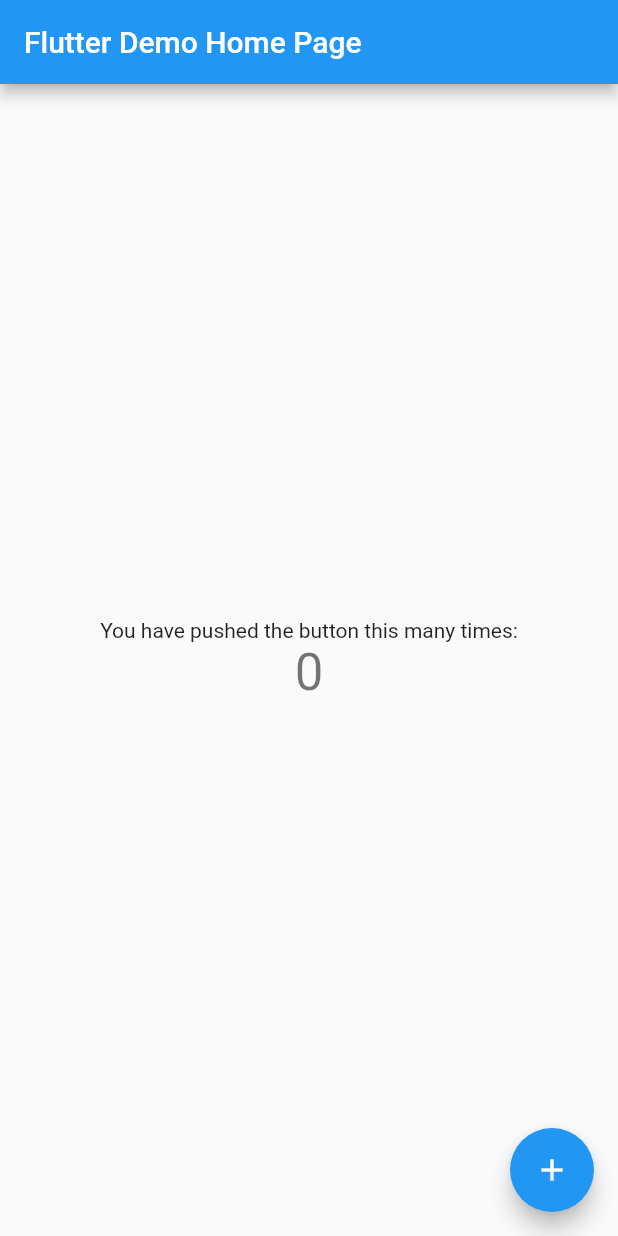
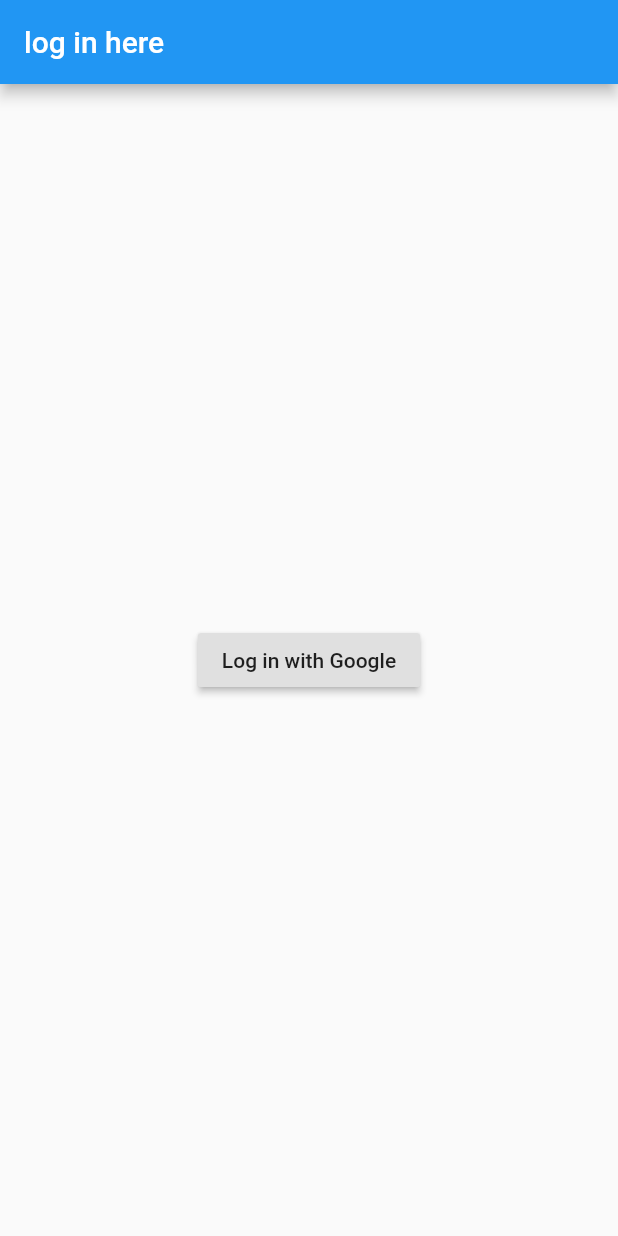
Before and after one commit to dave/cfag, a Flutter app: the screen it shows after launch, on a phone screen of 412 x 824 dp. Run offline on Flutter 3.47's test engine with Material 2 defaults, Android fonts, the phone set to English and light mode, and no system bars; our stand-ins replace google_sign_in, googleapis_auth; missing offline and left inert: googleapis.

Commit message:
Google login and read data from sheet

```diff
--- a/lib/main.dart
+++ b/lib/main.dart
@@ -1,111 +1,31 @@
+import 'package:cfag/pages/auth_page.dart';
+import 'package:cfag/pages/list_page.dart';
 import 'package:flutter/material.dart';
+import 'package:google_sign_in/google_sign_in.dart';
 
-void main() => runApp(MyApp());
+void main() => runApp(CfagApp());
 
-class MyApp extends StatelessWidget {
-  // This widget is the root of your application.
+class CfagApp extends StatefulWidget {
   @override
-  Widget build(BuildContext context) {
-    return MaterialApp(
-      title: 'Flutter Demo',
-      theme: ThemeData(
-        // This is the theme of your application.
-        //
-        // Try running your application with "flutter run". You'll see the
-        // application has a blue toolbar. Then, without quitting the app, try
-        // changing the primarySwatch below to Colors.green and then invoke
-        // "hot reload" (press "r" in the console where you ran "flutter run",
-        // or simply save your changes to "hot reload" in a Flutter IDE).
-        // Notice that the counter didn't reset back to zero; the application
-        // is not restarted.
-        primarySwatch: Colors.blue,
-      ),
-      home: MyHomePage(title: 'Flutter Demo Home Page'),
-    );
+  State createState() {
+    return _FcagAppState();
   }
 }
 
-class MyHomePage extends StatefulWidget {
-  MyHomePage({Key key, this.title}) : super(key: key);
+class _FcagAppState extends State<CfagApp> {
+  GoogleSignInAccount account;
 
-  // This widget is the home page of your application. It is stateful, meaning
-  // that it has a State object (defined below) that contains fields that affect
-  // how it looks.
-
-  // This class is the configuration for the state. It holds the values (in this
-  // case the title) provided by the parent (in this case the App widget) and
-  // used by the build method of the State. Fields in a Widget subclass are
-  // always marked "final".
-
-  final String title;
-
-  @override
-  _MyHomePageState createState() => _MyHomePageState();
-}
-
-class _MyHomePageState extends State<MyHomePage> {
-  int _counter = 0;
-
-  void _incrementCounter() {
-    setState(() {
-      // This call to setState tells the Flutter framework that something has
-      // changed in this State, which causes it to rerun the build method below
-      // so that the display can reflect the updated values. If we changed
-      // _counter without calling setState(), then the build method would not be
-      // called again, and so nothing would appear to happen.
-      _counter++;
-    });
+  void setAccount(GoogleSignInAccount value) {
+    account = value;
   }
 
   @override
   Widget build(BuildContext context) {
-    // This method is rerun every time setState is called, for instance as done
-    // by the _incrementCounter method above.
-    //
-    // The Flutter framework has been optimized to make rerunning build methods
-    // fast, so that you can just rebuild anything that needs updating rather
-    // than having to individually change instances of widgets.
-    return Scaffold(
-      appBar: AppBar(
-        // Here we take the value from the MyHomePage object that was created by
-        // the App.build method, and use it to set our appbar title.
-        title: Text(widget.title),
-      ),
-      body: Center(
-        // Center is a layout widget. It takes a single child and positions it
-        // in the middle of the parent.
-        child: Column(
-          // Column is also layout widget. It takes a list of children and
-          // arranges them vertically. By default, it sizes itself to fit its
-          // children horizontally, and tries to be as tall as its parent.
-          //
-          // Invoke "debug painting" (press "p" in the console, choose the
-          // "Toggle Debug Paint" action from the Flutter Inspector in Android
-          // Studio, or the "Toggle Debug Paint" command in Visual Studio Code)
-          // to see the wireframe for each widget.
-          //
-          // Column has various properties to control how it sizes itself and
-          // how it positions its children. Here we use mainAxisAlignment to
-          // center the children vertically; the main axis here is the vertical
-          // axis because Columns are vertical (the cross axis would be
-          // horizontal).
-          mainAxisAlignment: MainAxisAlignment.center,
-          children: <Widget>[
-            Text(
-              'You have pushed the button this many times:',
-            ),
-            Text(
-              '$_counter',
-              style: Theme.of(context).textTheme.display1,
-            ),
-          ],
-        ),
-      ),
-      floatingActionButton: FloatingActionButton(
-        onPressed: _incrementCounter,
-        tooltip: 'Increment',
-        child: Icon(Icons.add),
-      ), // This trailing comma makes auto-formatting nicer for build methods.
+    return MaterialApp(
+      routes: {
+        '/': (BuildContext context) => AuthPage(setAccount),
+        '/list': (BuildContext context) => ListPage(account),
+      },
     );
   }
 }
--- /dev/null
+++ b/lib/pages/auth_page.dart
@@ -0,0 +1,45 @@
+import 'package:flutter/material.dart';
+import 'package:google_sign_in/google_sign_in.dart';
+
+class AuthPage extends StatefulWidget {
+  Function _setAccount;
+
+  AuthPage(this._setAccount);
+
+  @override
+  State<StatefulWidget> createState() {
+    return _AuthPageState();
+  }
+}
+
+class _AuthPageState extends State<AuthPage> {
+  Future<void> _handleSignIn() async {
+    try {
+      GoogleSignIn(
+        scopes: ['email', 'https://www.googleapis.com/auth/spreadsheets'],
+      ).signIn().then((GoogleSignInAccount account) {
+        widget._setAccount(account);
+        Navigator.pushReplacementNamed(context, '/list');
+      });
+    } catch (error) {
+      print(error);
+    }
+  }
+
+  @override
+  Widget build(BuildContext context) {
+    return Scaffold(
+      appBar: AppBar(
+        title: Text('log in here'),
+      ),
+      body: Container(
+        child: Center(
+          child: RaisedButton(
+            child: Text('Log in with Google'),
+            onPressed: _handleSignIn,
+          ),
+        ),
+      ),
+    );
+  }
+}
--- /dev/null
+++ b/lib/pages/view_page.dart
@@ -0,0 +1,6 @@
+import 'package:flutter/material.dart';
+
+class ViewPage extends StatelessWidget {
+  @override
+  Widget build(BuildContext context) {}
+}
--- a/pubspec.yaml
+++ b/pubspec.yaml
@@ -13,6 +13,10 @@ environment:
   sdk: ">=2.0.0-dev.68.0 <3.0.0"
 
 dependencies:
+  google_sign_in: ^3.2.4
+  googleapis: any
+  googleapis_auth: any
+
   flutter:
     sdk: flutter
 
```
Also changed, not shown: lib/pages/list_page.dart (added, +87 -0 lines), 10 other files.
